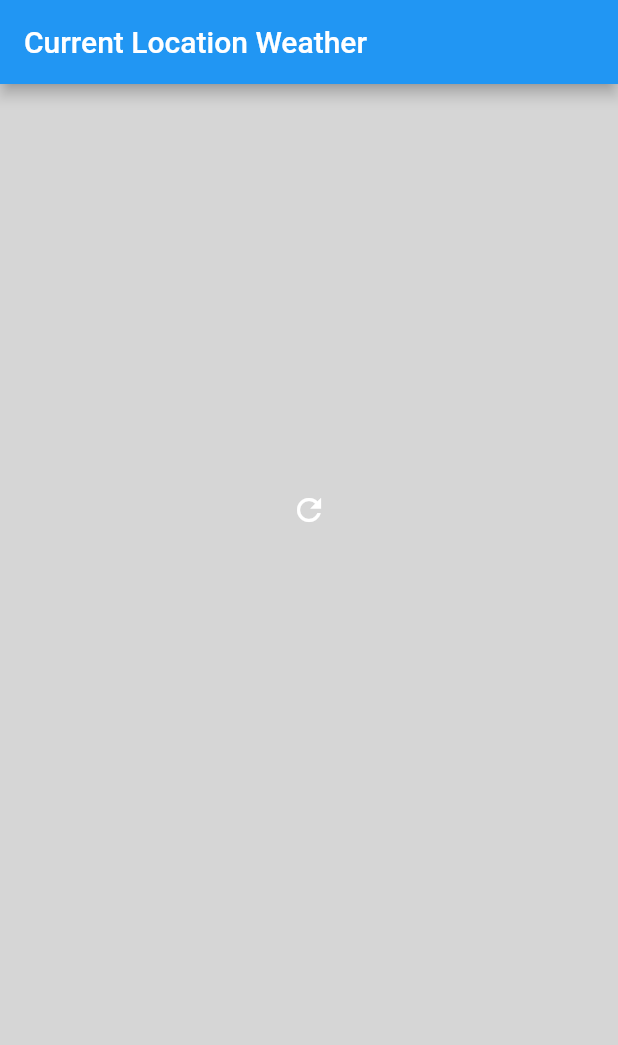
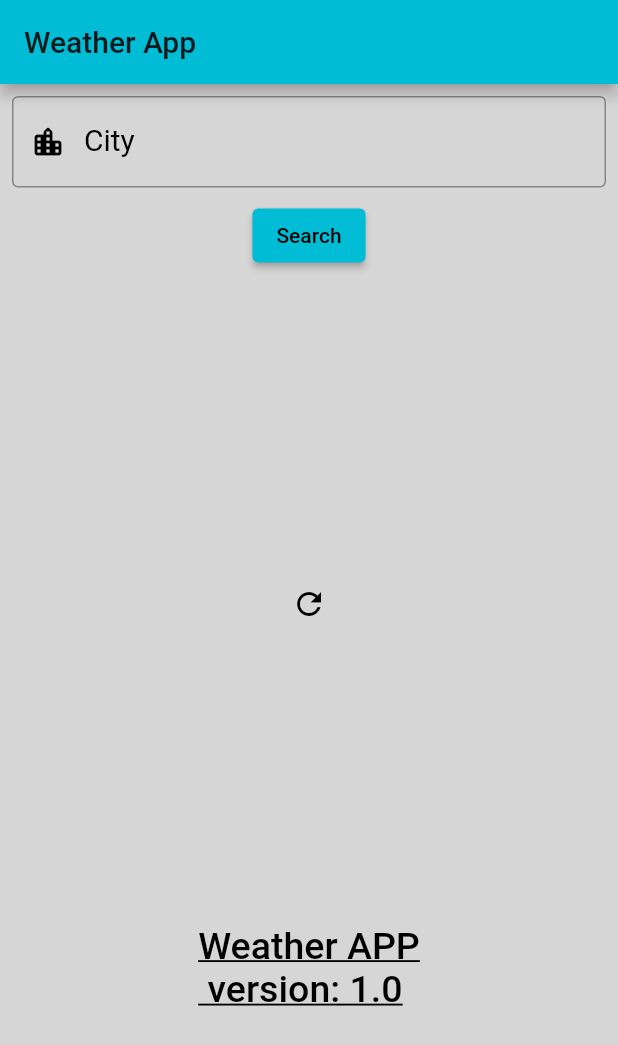
Before and after one commit to Sam071100/weatherforecast_withgeolocation, a Flutter app: the screen it shows after launch, on a phone screen of 412 x 824 dp. Shown: the top 1045 px of the screen. Run offline on Flutter 3.47's test engine with Material 2 defaults, Android fonts, the light colour scheme and no system bars; our stand-ins replace geolocator, get; Roboto replaces fonts that are missing (Times New Roman).

Commit message:
Added Search By city

```diff
--- a/lib/main.dart
+++ b/lib/main.dart
@@ -5,12 +5,7 @@ import 'package:weatherforecast_withgeolocation/theme/theme.dart';
 
 void main() => runApp(WeatherApp());
 
-class WeatherApp extends StatefulWidget {
-  @override
-  _WeatherAppState createState() => _WeatherAppState();
-}
-
-class _WeatherAppState extends State<WeatherApp> {
+class WeatherApp extends StatelessWidget {
   @override
   Widget build(BuildContext context) {
     return GetMaterialApp(
--- a/lib/screens/homeScreen.dart
+++ b/lib/screens/homeScreen.dart
@@ -16,6 +16,16 @@ class _HomescreenState extends State<Homescreen> {
   bool isLoading = false;
   WeatherData weatherData;
   ForecastData forecastData;
+  String myvar = 'visakhapatnam';
+  int counter = 0;
+  String citi;
+  void setCiti() {
+    setState(() {
+      counter++;
+      citi = myvar;
+      loadWeather();
+    });
+  }
 
   loadWeather() async {
     setState(() {
@@ -29,15 +39,32 @@ class _HomescreenState extends State<Homescreen> {
       print(e);
     }
 
-    if (position != null) {
+    if (position != null && counter == 0) {
       final lat = position.latitude;
       final lon = position.longitude;
 
       final weatherResponse = await http.get(Uri.parse(
-          'https://api.openweathermap.org/data/2.5/weather?APPID=7c527bceebadff9006977cf598974a9f&lat=${lat.toString()}&lon=${lon.toString()}&units=metric'));
+          'http://api.openweathermap.org/data/2.5/weather?lat=$lat&lon=$lon&appid=7c527bceebadff9006977cf598974a9f&units=metric'));
 
       final forecastResponse = await http.get(Uri.parse(
-          'https://api.openweathermap.org/data/2.5/forecast?APPID=7c527bceebadff9006977cf598974a9f&lat=${lat.toString()}&lon=${lon.toString()}&units=metric'));
+          'http://api.openweathermap.org/data/2.5/forecast?lat=$lat&lon=$lon&appid=7c527bceebadff9006977cf598974a9f&units=metric'));
+
+      if (weatherResponse.statusCode == 200 &&
+          forecastResponse.statusCode == 200) {
+        return setState(() {
+          weatherData =
+              new WeatherData.fromJson(jsonDecode(weatherResponse.body));
+          forecastData =
+              new ForecastData.fromJson(jsonDecode(forecastResponse.body));
+          isLoading = false;
+        });
+      }
+    } else {
+      final weatherResponse = await http.get(Uri.parse(
+          'http://api.openweathermap.org/data/2.5/weather?q=$citi&appid=7c527bceebadff9006977cf598974a9f&units=metric'));
+
+      final forecastResponse = await http.get(Uri.parse(
+          'http://api.openweathermap.org/data/2.5/forecast?q=$citi&appid=7c527bceebadff9006977cf598974a9f&units=metric'));
 
       if (weatherResponse.statusCode == 200 &&
           forecastResponse.statusCode == 200) {
@@ -50,7 +77,6 @@ class _HomescreenState extends State<Homescreen> {
         });
       }
     }
-
     setState(() {
       isLoading = false;
     });
@@ -60,12 +86,35 @@ class _HomescreenState extends State<Homescreen> {
   Widget build(BuildContext context) {
     return Scaffold(
       appBar: AppBar(
-        title: Text('Current Location Weather'),
+        title: Text('Weather App'),
       ),
       body: Center(
         child: Column(
           mainAxisSize: MainAxisSize.min,
           children: <Widget>[
+            Padding(
+              padding: const EdgeInsets.all(8.0),
+              child: TextField(
+                onChanged: (text) {
+                  myvar = text;
+                },
+                maxLines: 1,
+                decoration: InputDecoration(
+                    hintText: 'Enter City Name',
+                    labelText: 'City',
+                    labelStyle: TextStyle(color: Colors.black, fontSize: 20.0),
+                    border: OutlineInputBorder(),
+                    prefixIcon: Icon(
+                      Icons.location_city_rounded,
+                      color: Colors.black,
+                    )),
+                style: TextStyle(color: Colors.black, fontSize: 18.0),
+              ),
+            ),
+            ElevatedButton(
+              onPressed: setCiti,
+              child: Text('Search'),
+            ),
             Expanded(
               child: Column(
                 mainAxisAlignment: MainAxisAlignment.center,
@@ -81,14 +130,14 @@ class _HomescreenState extends State<Homescreen> {
                     child: isLoading
                         ? CircularProgressIndicator(
                             strokeWidth: 2.0,
-                            valueColor:
-                                new AlwaysStoppedAnimation(Colors.white),
+                            valueColor: new AlwaysStoppedAnimation(Colors.red),
                           )
                         : IconButton(
                             icon: new Icon(Icons.refresh),
+                            splashColor: Colors.cyan,
                             tooltip: 'Refresh',
                             onPressed: loadWeather,
-                            color: Colors.white,
+                            color: Colors.black,
                           ),
                   ),
                 ],
@@ -100,12 +149,24 @@ class _HomescreenState extends State<Homescreen> {
                 child: Container(
                   height: 200.0,
                   child: forecastData != null
-                      ? ListView.builder(
-                          itemCount: forecastData.list.length,
-                          scrollDirection: Axis.horizontal,
-                          itemBuilder: (context, index) => WeatherItem(
-                              weather: forecastData.list.elementAt(index)))
-                      : Container(),
+                      ? Expanded(
+                          child: ListView.builder(
+                              itemCount: forecastData.list.length,
+                              scrollDirection: Axis.horizontal,
+                              itemBuilder: (context, index) => WeatherItem(
+                                  weather: forecastData.list.elementAt(index))),
+                        )
+                      : Container(
+                          child: Text(
+                            "Weather APP\n version: 1.0",
+                            style: TextStyle(
+                                color: Colors.black,
+                                fontSize: 25.0,
+                                fontFamily: "Times New Roman",
+                                fontWeight: FontWeight.w500,
+                                decoration: TextDecoration.underline),
+                          ),
+                        ),
                 ),
               ),
             ),
--- a/lib/theme/theme.dart
+++ b/lib/theme/theme.dart
@@ -2,6 +2,7 @@ import 'package:flutter/material.dart';
 
 ThemeData darktheme() {
   return ThemeData(
+    primarySwatch: Colors.cyan,
     brightness: Brightness.dark,
     scaffoldBackgroundColor: Color(0xff212224),
     textTheme: TextTheme(
@@ -13,6 +14,7 @@ ThemeData darktheme() {
 
 ThemeData lighttheme() {
   return ThemeData(
+    primarySwatch: Colors.cyan,
     brightness: Brightness.light,
     scaffoldBackgroundColor: Color(0xffd6d6d6),
     textTheme: TextTheme(
--- a/lib/widgets/weatherItem.dart
+++ b/lib/widgets/weatherItem.dart
@@ -17,7 +17,7 @@ class WeatherItem extends StatelessWidget {
           children: <Widget>[
             Text(weather.name),
             Text(weather.main),
-            Text('${(weather.temp).toString()}°F'),
+            Text('${(weather.temp).toString()}°C'),
             Image.network(
                 'https://openweathermap.org/img/w/${weather.icon}.png'),
             Text(new DateFormat.yMMMd().format(weather.date)),
```
Also changed, not shown: lib/widgets/weather.dart (+25 -6 lines), 1 other file.
